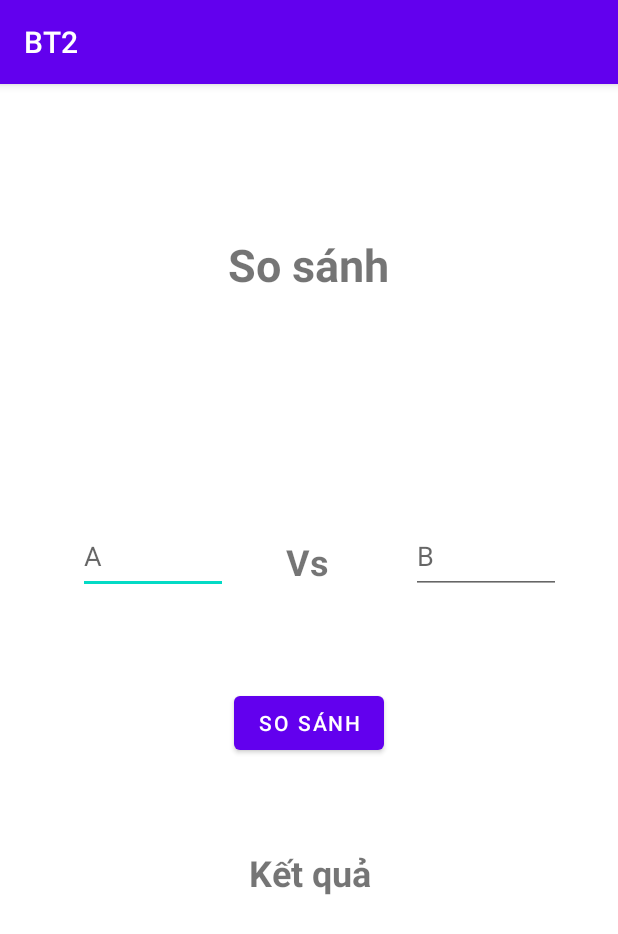
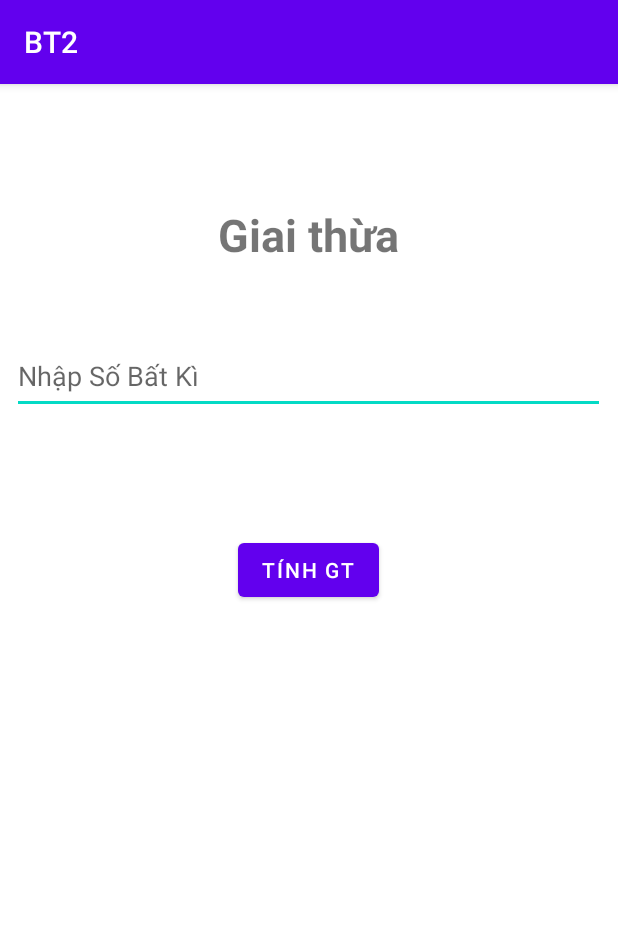
Before and after one commit to trinhnam12345z/Androids-exercises-ss2, an Android app: the screen it shows after launch (SoSanh before the commit, GiaiThua after it), on a phone screen of 412 x 824 dp. Shown: the top 934 px of the screen. Run offline under Robolectric (Android 15) with nearby library versions, the phone set to English and light mode, and no system bars.

Commit message:
CheckBox + Giai thừa

```diff
--- a/app/build.gradle
+++ b/app/build.gradle
@@ -25,6 +25,9 @@ android {
         sourceCompatibility JavaVersion.VERSION_1_8
         targetCompatibility JavaVersion.VERSION_1_8
     }
+    buildFeatures {
+        viewBinding true
+    }
 }
 
 dependencies {
@@ -32,6 +35,8 @@ dependencies {
     implementation 'androidx.appcompat:appcompat:1.3.1'
     implementation 'com.google.android.material:material:1.4.0'
     implementation 'androidx.constraintlayout:constraintlayout:2.1.1'
+    implementation 'androidx.navigation:navigation-fragment:2.3.5'
+    implementation 'androidx.navigation:navigation-ui:2.3.5'
     testImplementation 'junit:junit:4.+'
     androidTestImplementation 'androidx.test.ext:junit:1.1.3'
     androidTestImplementation 'androidx.test.espresso:espresso-core:3.4.0'
--- /dev/null
+++ b/app/src/main/java/com/trinhnam12345z/bt2/GiaiThua.java
@@ -0,0 +1,30 @@
+package com.trinhnam12345z.bt2;
+
+import androidx.appcompat.app.AppCompatActivity;
+
+import android.os.Bundle;
+import android.view.View;
+import android.widget.EditText;
+import android.widget.TextView;
+
+public class GiaiThua extends AppCompatActivity {
+
+    @Override
+    protected void onCreate(Bundle savedInstanceState) {
+        super.onCreate(savedInstanceState);
+        setContentView(R.layout.activity_giai_thua);
+    }
+
+    public void tinhGiaiThua(View view){
+        EditText a = findViewById(R.id.editGiaiThua);
+        TextView txt = findViewById(R.id.txtKetquaGiaithua);
+        int n = Integer.parseInt(a.getText().toString());
+        int rs = 1;
+
+        for (int i= 1;i<=n;i++){
+            rs = rs * i;
+        }
+
+        txt.setText(String.valueOf(rs));
+    }
+}
--- /dev/null
+++ b/app/src/main/res/layout/activity_giai_thua.xml
@@ -0,0 +1,64 @@
+<?xml version="1.0" encoding="utf-8"?>
+<androidx.constraintlayout.widget.ConstraintLayout xmlns:android="http://schemas.android.com/apk/res/android"
+    xmlns:app="http://schemas.android.com/apk/res-auto"
+    xmlns:tools="http://schemas.android.com/tools"
+    android:layout_width="match_parent"
+    android:layout_height="match_parent"
+    tools:context=".GiaiThua">
+
+    <TextView
+        android:id="@+id/textView7"
+        android:layout_width="217dp"
+        android:layout_height="40dp"
+        android:layout_marginTop="80dp"
+        android:text="Giai thừa"
+        android:textAlignment="center"
+        android:textSize="30sp"
+        android:textStyle="bold"
+        android:typeface="sans"
+        app:layout_constraintEnd_toEndOf="parent"
+        app:layout_constraintHorizontal_bias="0.498"
+        app:layout_constraintStart_toStartOf="parent"
+        app:layout_constraintTop_toTopOf="parent" />
+
+    <EditText
+        android:id="@+id/editGiaiThua"
+        android:layout_width="395dp"
+        android:layout_height="50dp"
+        android:layout_marginTop="50dp"
+        android:ems="10"
+        android:inputType="textPersonName"
+        android:minHeight="48dp"
+        android:hint="Nhập Số Bất Kì"
+        app:layout_constraintEnd_toEndOf="parent"
+        app:layout_constraintHorizontal_bias="0.497"
+        app:layout_constraintStart_toStartOf="parent"
+        app:layout_constraintTop_toBottomOf="@+id/textView7" />
+
+    <Button
+        android:id="@+id/button3"
+        android:layout_width="wrap_content"
+        android:layout_height="wrap_content"
+        android:layout_marginTop="80dp"
+        android:onClick="tinhGiaiThua"
+        android:text="Tính GT"
+        app:layout_constraintEnd_toEndOf="parent"
+        app:layout_constraintHorizontal_bias="0.498"
+        app:layout_constraintStart_toStartOf="parent"
+        app:layout_constraintTop_toBottomOf="@+id/editGiaiThua" />
+
+    <TextView
+        android:id="@+id/txtKetquaGiaithua"
+        android:layout_width="345dp"
+        android:layout_height="122dp"
+        android:layout_marginTop="100dp"
+        android:text=""
+        android:textAlignment="center"
+        android:textSize="24dp"
+        android:textStyle="bold"
+        android:typeface="sans"
+        app:layout_constraintEnd_toEndOf="parent"
+        app:layout_constraintHorizontal_bias="0.498"
+        app:layout_constraintStart_toStartOf="parent"
+        app:layout_constraintTop_toBottomOf="@+id/button3" />
+</androidx.constraintlayout.widget.ConstraintLayout>
--- /dev/null
+++ b/app/src/main/res/values-land/dimens.xml
@@ -0,0 +1,3 @@
+<resources>
+        <dimen name="fab_margin">48dp</dimen>
+    </resources>
--- /dev/null
+++ b/app/src/main/res/values-w1240dp/dimens.xml
@@ -0,0 +1,3 @@
+<resources>
+        <dimen name="fab_margin">200dp</dimen>
+    </resources>
--- /dev/null
+++ b/app/src/main/res/values-w600dp/dimens.xml
@@ -0,0 +1,3 @@
+<resources>
+        <dimen name="fab_margin">48dp</dimen>
+    </resources>
--- /dev/null
+++ b/app/src/main/res/values/dimens.xml
@@ -0,0 +1,3 @@
+<resources>
+        <dimen name="fab_margin">16dp</dimen>
+    </resources>
--- a/app/src/main/res/values/themes.xml
+++ b/app/src/main/res/values/themes.xml
@@ -13,4 +13,10 @@
         <item name="android:statusBarColor" tools:targetApi="l">?attr/colorPrimaryVariant</item>
         <!-- Customize your theme here. -->
     </style>
+    <style name="Theme.BT2.NoActionBar">
+        <item name="windowActionBar">false</item>
+        <item name="windowNoTitle">true</item>
+    </style>
+    <style name="Theme.BT2.AppBarOverlay" parent="ThemeOverlay.AppCompat.Dark.ActionBar" />
+    <style name="Theme.BT2.PopupOverlay" parent="ThemeOverlay.AppCompat.Light" />
 </resources>
```
Also changed, not shown: app/src/main/AndroidManifest.xml (+2 -7 lines), app/src/main/java/com/trinhnam12345z/bt2/CheckBox.java (added, +40 -0 lines), app/src/main/res/layout/activity_check_box.xml (added, +83 -0 lines), app/src/main/res/navigation/nav_graph.xml (added, +28 -0 lines), app/src/main/res/values/strings.xml (+9 -0 lines).
